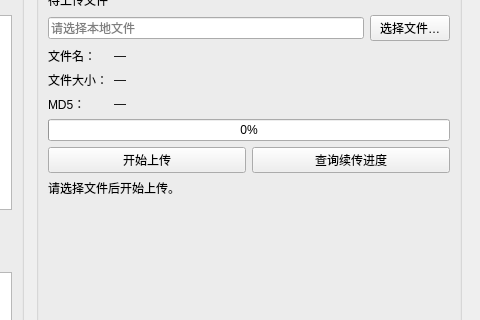
Old version of the form resourse_client/mainwindow.ui in the repository Tindalos-ik/ResourceServer; both pictures show x 420 to 900 and y 135 to 455 of the 900 by 650 pixel window.
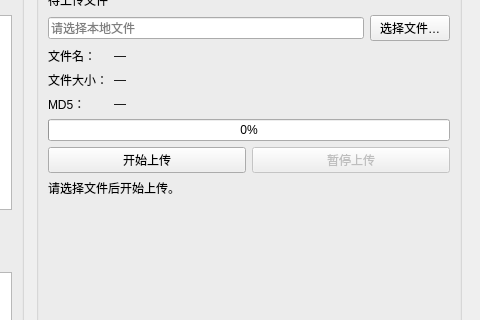
New version of the form.

Commit message: 断点续传： 1，客户端持续传输改成单片传输 2，改变保存文件的目录结构 3，app改成offset

What changed in the file:
```diff
--- a/resourse_client/mainwindow.ui
+++ b/resourse_client/mainwindow.ui
@@ -29,7 +29,7 @@
       <item><layout class="QHBoxLayout" name="fileLayout"><item><widget class="QLineEdit" name="filePathLineEdit"><property name="readOnly"><bool>true</bool></property><property name="placeholderText"><string>请选择本地文件</string></property></widget></item><item><widget class="QPushButton" name="chooseFileButton"><property name="text"><string>选择文件…</string></property></widget></item></layout></item>
       <item><layout class="QFormLayout" name="fileInfoLayout"><item row="0" column="0"><widget class="QLabel" name="fileNameTitleLabel"><property name="text"><string>文件名：</string></property></widget></item><item row="0" column="1"><widget class="QLabel" name="fileNameValueLabel"><property name="text"><string>—</string></property></widget></item><item row="1" column="0"><widget class="QLabel" name="fileSizeTitleLabel"><property name="text"><string>文件大小：</string></property></widget></item><item row="1" column="1"><widget class="QLabel" name="fileSizeValueLabel"><property name="text"><string>—</string></property></widget></item><item row="2" column="0"><widget class="QLabel" name="md5TitleLabel"><property name="text"><string>MD5：</string></property></widget></item><item row="2" column="1"><widget class="QLabel" name="md5ValueLabel"><property name="text"><string>—</string></property></widget></item></layout></item>
       <item><widget class="QProgressBar" name="uploadProgressBar"><property name="value"><number>0</number></property><property name="format"><string>%p%</string></property></widget></item>
-      <item><layout class="QHBoxLayout" name="uploadButtonLayout"><item><widget class="QPushButton" name="uploadButton"><property name="text"><string>开始上传</string></property></widget></item><item><widget class="QPushButton" name="resumeButton"><property name="text"><string>查询续传进度</string></property></widget></item></layout></item>
+      <item><layout class="QHBoxLayout" name="uploadButtonLayout"><item><widget class="QPushButton" name="uploadButton"><property name="text"><string>开始上传</string></property></widget></item><item><widget class="QPushButton" name="resumeButton"><property name="text"><string>暂停上传</string></property><property name="enabled"><bool>false</bool></property></widget></item></layout></item>
       <item><widget class="QLabel" name="uploadStatusLabel"><property name="text"><string>请选择文件后开始上传。</string></property></widget></item>
       <item><spacer name="uploadSpacer"><property name="orientation"><enum>Qt::Vertical</enum></property><property name="sizeHint" stdset="0"><size><width>20</width><height>40</height></size></property></spacer></item>
      </layout></widget></item>
```
The commit also changes 9 other files.
